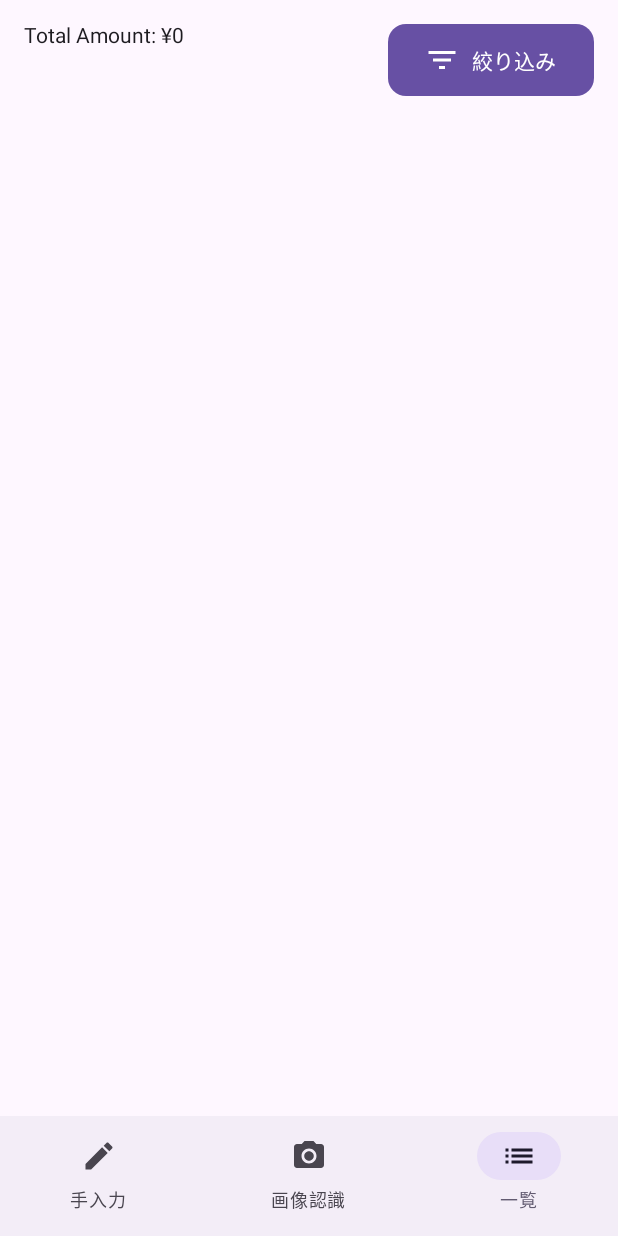
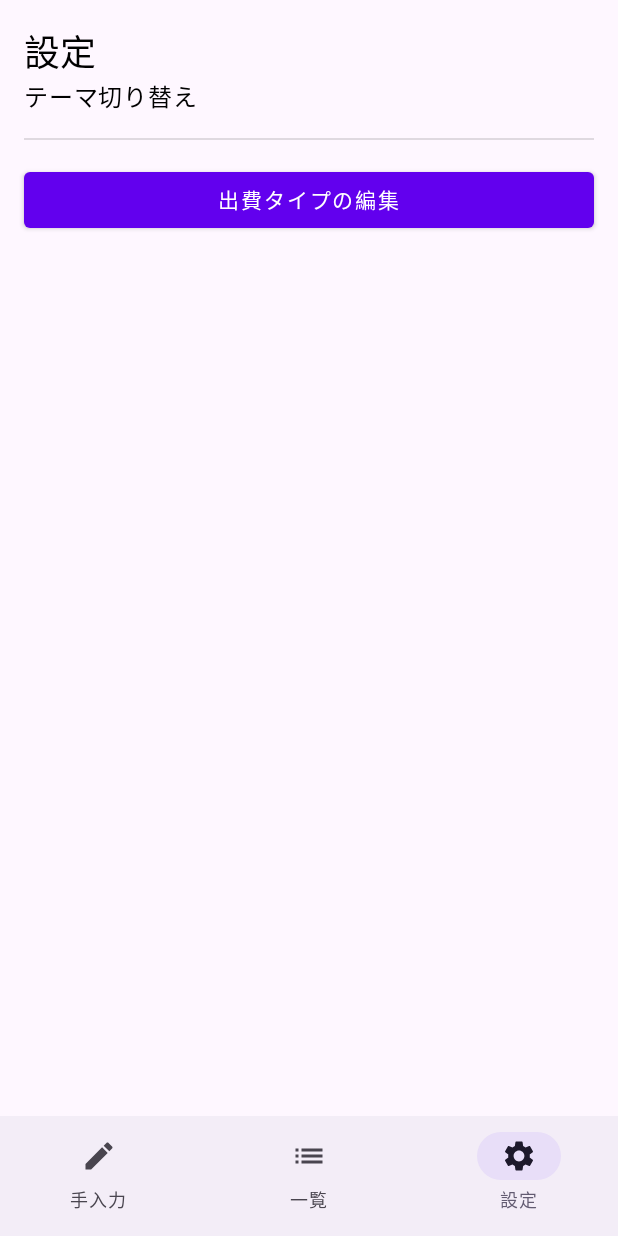
Before and after one commit to Nemukemo/DELDELRecord, an Android app built with Jetpack Compose: the screen it shows after launch (MainActivity), item 3 of the bottom bar chosen, on a phone screen of 412 x 824 dp. Run offline under Robolectric (Android 15) with nearby library versions, the phone set to English and light mode, and no system bars; our stand-ins replace Room's generated code, livedata-compose.

Commit message:
BottomNavScreenを更新し、設定画面へのナビゲーションを追加、SettingsScreenを新規作成 設定画面はこの後実装するとして、 あと画像認識画面はInputで再利用します

```diff
--- a/app/src/main/java/com/example/deldelrecord/ui/BottomNavScreen.kt
+++ b/app/src/main/java/com/example/deldelrecord/ui/BottomNavScreen.kt
@@ -5,6 +5,7 @@ import androidx.compose.material.icons.Icons
 import androidx.compose.material.icons.filled.Edit
 import androidx.compose.material.icons.filled.List
 import androidx.compose.material.icons.filled.PhotoCamera
+import androidx.compose.material.icons.filled.Settings
 import androidx.compose.material3.Icon
 import androidx.compose.material3.NavigationBar
 import androidx.compose.material3.NavigationBarItem
@@ -18,15 +19,15 @@ import androidx.navigation.compose.NavHost
 import androidx.navigation.compose.composable
 import androidx.navigation.compose.currentBackStackEntryAsState
 import androidx.navigation.compose.rememberNavController
+import com.example.deldelrecord.ui.Screen.SettingsScreen
 import com.example.deldelrecord.ui.screens.ExpenseInputScreen
 import com.example.deldelrecord.ui.screens.ExpenseListScreen
-import com.example.deldelrecord.ui.screens.RecognitionScreen
 
 // BottomNav用の画面定義
 sealed class BottomNavItem(val route: String, val label: String, val icon: ImageVector) {
     object Input : BottomNavItem("input", "手入力", Icons.Filled.Edit)
-    object Recognition : BottomNavItem("recognition", "画像認識", Icons.Filled.PhotoCamera)
     object List : BottomNavItem("list", "一覧", Icons.Filled.List)
+    object Settings : BottomNavItem("settings", "設定", Icons.Filled.Settings)
 }
 
 @Composable
@@ -36,8 +37,8 @@ fun BottomNavScreen() {
     // ナビゲーション用の画面リスト
     val bottomNavItems = listOf(
         BottomNavItem.Input,
-        BottomNavItem.Recognition,
-        BottomNavItem.List
+        BottomNavItem.List,
+        BottomNavItem.Settings
     )
 
     Scaffold(
@@ -69,8 +70,15 @@ fun BottomNavScreen() {
             modifier = Modifier.padding(innerPadding)
         ) {
             composable(BottomNavItem.Input.route) { ExpenseInputScreen(navController) }
-            composable(BottomNavItem.Recognition.route) { RecognitionScreen() }
             composable(BottomNavItem.List.route) { ExpenseListScreen(navController) }
+            composable(BottomNavItem.Settings.route) {
+                SettingsScreen(
+                    isDarkTheme = false,
+                    onThemeToggle = { /* TODO */ },
+                    onExpenseTypeSettingsClick = { /* TODO */ }
+                )
+            }
+
         }
     }
 }
--- /dev/null
+++ b/app/src/main/java/com/example/deldelrecord/ui/Screen/SettingsScreen.kt
@@ -0,0 +1,57 @@
+package com.example.deldelrecord.ui.Screen
+
+import android.text.Layout
+import androidx.compose.foundation.layout.Column
+import androidx.compose.foundation.layout.Row
+import androidx.compose.material.Button
+import androidx.compose.material.Divider
+import androidx.compose.material.Switch
+import androidx.compose.material.Text
+import androidx.compose.runtime.Composable
+import androidx.compose.ui.unit.dp
+import androidx.compose.foundation.layout.*
+import androidx.compose.material3.*
+import androidx.compose.ui.Alignment
+import androidx.compose.ui.Modifier
+import androidx.compose.ui.unit.dp
+import androidx.compose.material3.MaterialTheme
+import androidx.compose.material3.Typography
+
+
+@Composable
+fun SettingsScreen(
+    isDarkTheme: Boolean,
+    onThemeToggle: (Boolean) -> Unit,
+    onExpenseTypeSettingsClick: () -> Unit
+) {
+    Column(
+        modifier = Modifier
+            .fillMaxSize()
+            .padding(16.dp)
+    ) {
+        Text(
+            text = "設定",
+            style = MaterialTheme.typography.headlineSmall,
+        )
+
+        // テーマ切り替えスイッチ
+        Row(
+            verticalAlignment = Alignment.CenterVertically
+        ) {
+            Text(
+                text = "テーマ切り替え",
+                style = MaterialTheme.typography.bodyLarge
+            )
+        }
+
+        Divider(modifier = Modifier.padding(vertical = 16.dp))
+
+        // 出費タイプ設定ボタン
+        Button(
+            onClick = onExpenseTypeSettingsClick,
+            modifier = Modifier.fillMaxWidth()
+        ) {
+            Text("出費タイプの編集")
+        }
+    }
+}
```
